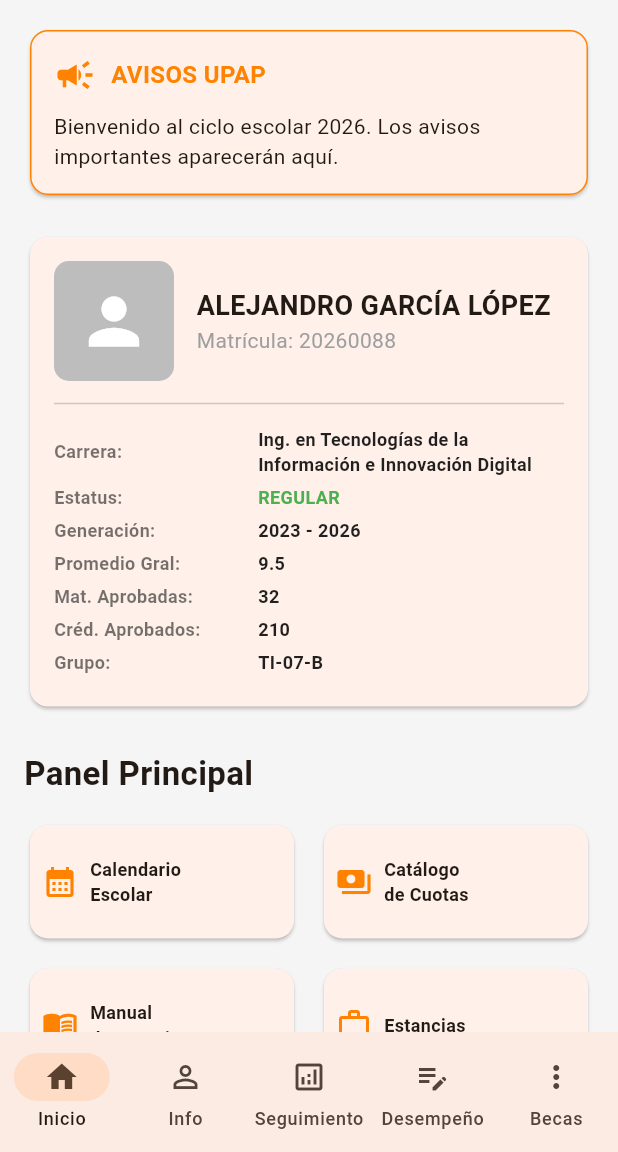
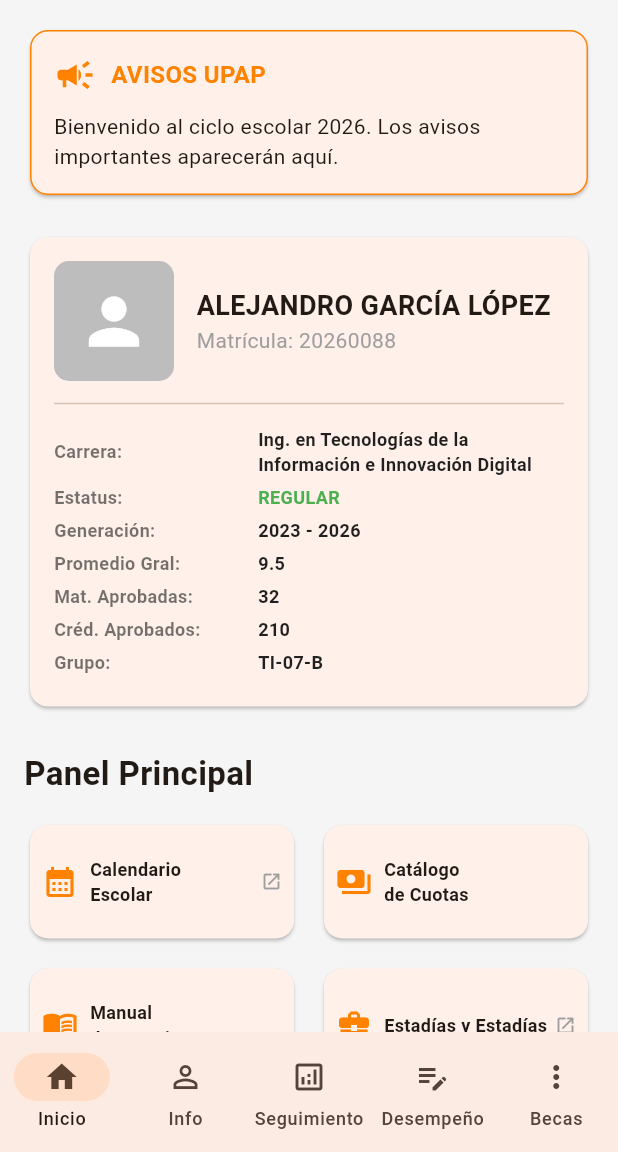
Before and after one commit to D4NI3LYT/UP-APP, a Flutter app: the MenuPrincipal screen opened directly, on a phone screen of 412 x 824 dp, the part 84-1236 px from its top. Run offline on Flutter 3.47's test engine with Material 3 defaults, Android fonts, the phone set to English and light mode, and no system bars.

Commit message:
Se agregó el botón de "Calendario Escolar" y "Estancias y Estadías"

```diff
--- a/lib/main.dart
+++ b/lib/main.dart
@@ -1,4 +1,6 @@
 import 'package:flutter/material.dart';
+import 'package:url_launcher/url_launcher.dart';
+
 
 // Variables globales para controlar el estado visual en toda la app de forma sencilla
 final ValueNotifier<ThemeMode> modoTemaNotificador = ValueNotifier(ThemeMode.light);
@@ -449,6 +451,19 @@ class _PantallaConfiguracionState extends State<PantallaConfiguracion> {
 class PantallaInicio extends StatelessWidget {
   const PantallaInicio({super.key});
 
+Future<void> _abrirCalendario() async {
+    final Uri url = Uri.parse('https://www.upapnl.edu.mx/calendario-academico');
+    if (!await launchUrl(url, mode: LaunchMode.externalApplication)) {
+      throw Exception('No se pudo abrir $url');
+    }
+  }
+Future<void> _abrirSII() async {
+    final Uri url = Uri.parse('http://sip.upnl.edu.mx/alumnos.php/');
+    if (!await launchUrl(url, mode: LaunchMode.externalApplication)) {
+      throw Exception('No se pudo abrir $url');
+    }
+  }
+
   @override
   Widget build(BuildContext context) {
     const Color naranjaUP = Color(0xFFFF8200);
@@ -524,11 +539,10 @@ class PantallaInicio extends StatelessWidget {
           shrinkWrap: true, physics: const NeverScrollableScrollPhysics(),
           childAspectRatio: 2.2,
           children: [
-            _btnPanel(Icons.calendar_month, 'Calendario\nEscolar', naranjaUP),
+            _btnPanel(Icons.calendar_month, 'Calendario\nEscolar', naranjaUP, onTap: _abrirCalendario, isExternal: true),
             _btnPanel(Icons.payments, 'Catálogo\nde Cuotas', naranjaUP),
             _btnPanel(Icons.menu_book, 'Manual\nde Usuario', naranjaUP),
-            _btnPanel(Icons.work_outline, 'Estancias', naranjaUP),
-            _btnPanel(Icons.business_center, 'Estadías', naranjaUP),
+            _btnPanel(Icons.business_center, 'Estadías y Estadías', naranjaUP, onTap: _abrirSII, isExternal: true),
           ],
         ),
       ],
@@ -549,14 +563,25 @@ class PantallaInicio extends StatelessWidget {
     );
   }
 
-  Widget _btnPanel(IconData i, String t, Color c) {
+Widget _btnPanel(IconData i, String t, Color c, {VoidCallback? onTap, bool isExternal = false}) {
     return Card(
       elevation: 1,
       child: InkWell(
-        onTap: () {},
-        child: Padding(padding: const EdgeInsets.all(8), child: Row(children: [
-          Icon(i, color: c), const SizedBox(width: 8), Expanded(child: Text(t, style: const TextStyle(fontSize: 12, fontWeight: FontWeight.bold)))
-        ])),
+        onTap: onTap, // Ahora ejecuta la acción que le mandemos
+        child: Padding(
+          padding: const EdgeInsets.all(8),
+          child: Row(
+            children: [
+              Icon(i, color: c),
+              const SizedBox(width: 8),
+              Expanded(child: Text(t, style: const TextStyle(fontSize: 12, fontWeight: FontWeight.bold))),
+
+              // Si le decimos que es externo, dibuja este pequeño ícono
+              if (isExternal)
+                const Icon(Icons.open_in_new, size: 14, color: Colors.grey),
+            ]
+          )
+        ),
       ),
     );
   }
--- a/pubspec.yaml
+++ b/pubspec.yaml
@@ -35,6 +35,8 @@ dependencies:
   # Use with the CupertinoIcons class for iOS style icons.
   cupertino_icons: ^1.0.8
   flutter_native_splash: ^2.4.8
+  url_launcher: ^6.3.2
+
 
 dev_dependencies:
   flutter_test:
```
Also changed, not shown: pubspec.lock, 6 other files.
